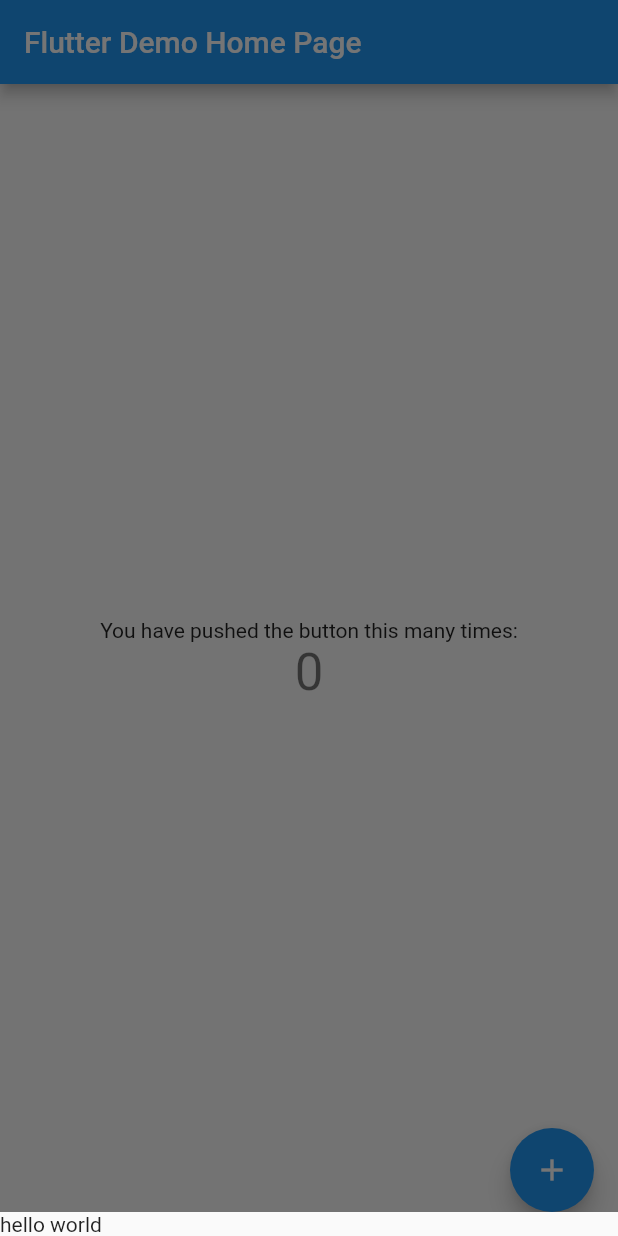
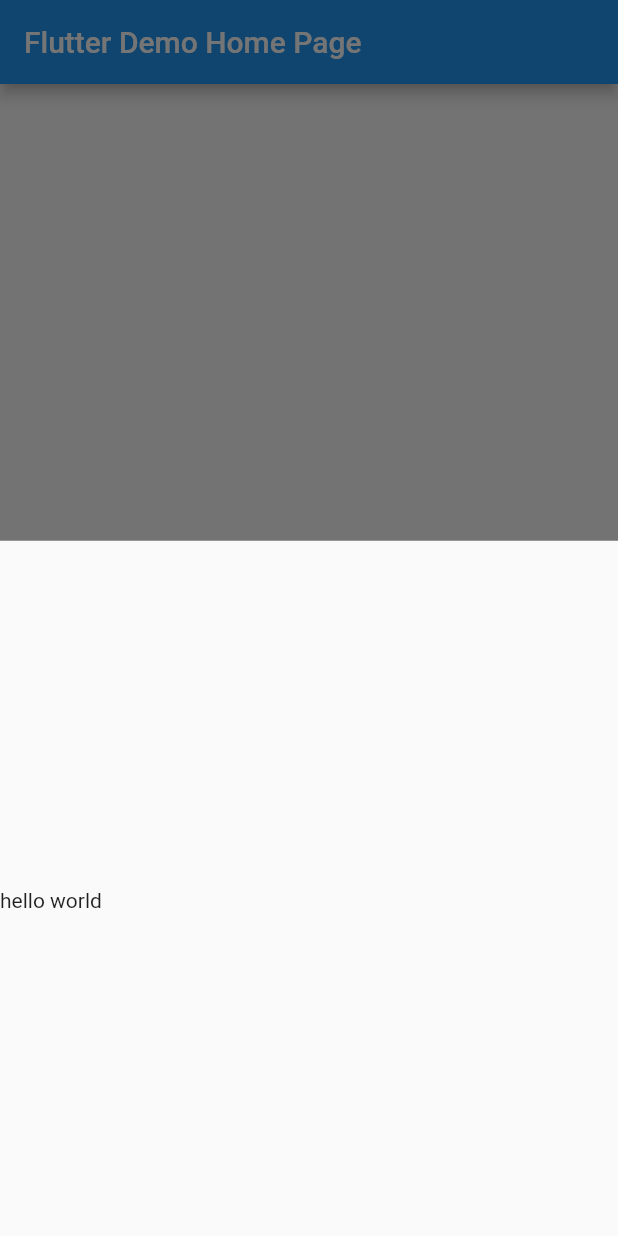
Before and after one commit to ikemura23/flutter_lab, a Flutter app: the screen it shows after launch, after a tap on the "add" icon, on a phone screen of 412 x 824 dp. Run offline on Flutter 3.47's test engine with Material 2 defaults, Android fonts, the phone set to English and light mode, and no system bars.

```diff
--- a/lib/main.dart
+++ b/lib/main.dart
@@ -46,7 +46,9 @@ class _MyHomePageState extends State<MyHomePage> {
   void _fabPressed() {
     showModalBottomSheet(
       context: context,
-      builder: (context) => Text("hello world"),
+      builder: (context) => DraggableScrollableSheet(
+        builder: (context, scrollController) => Text("hello world"),
+      ),
     );
   }
 
```
